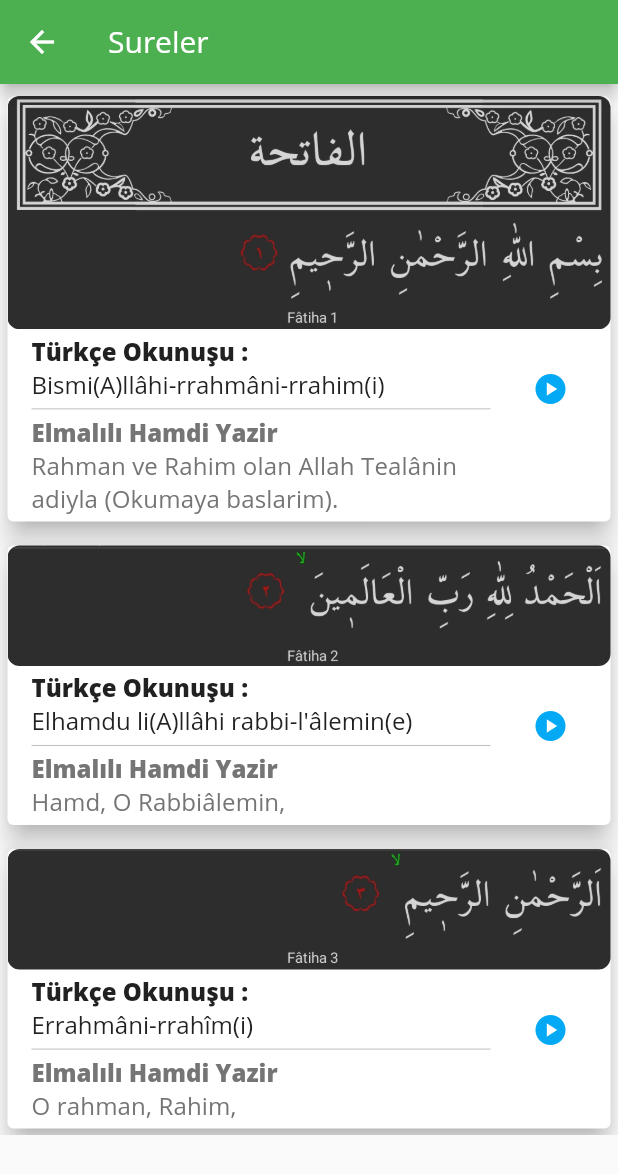
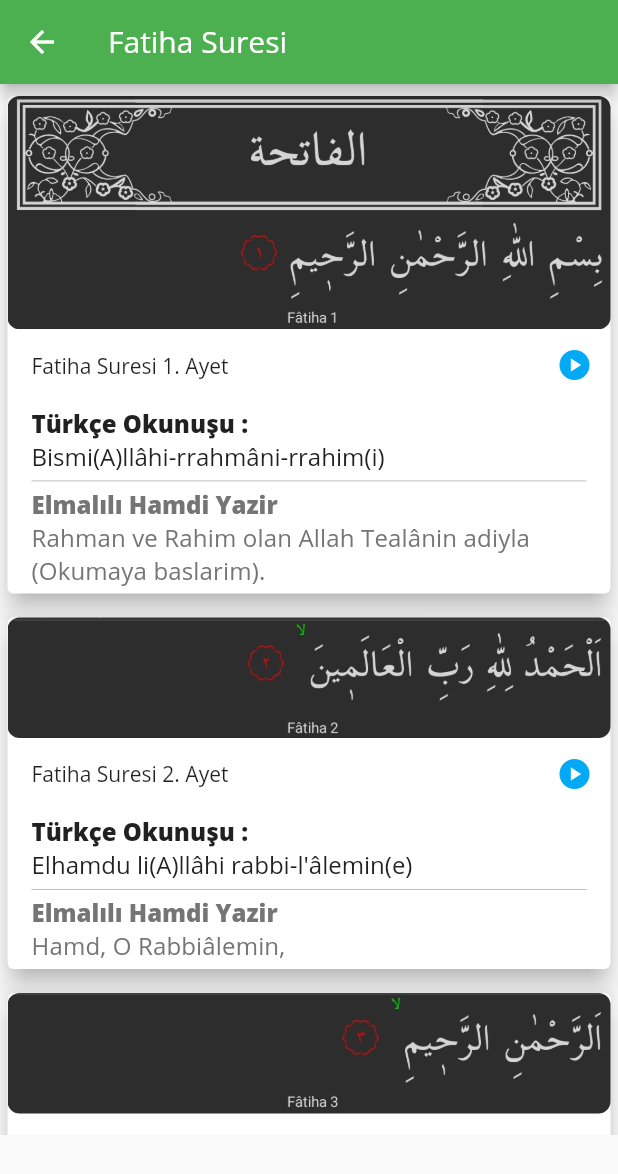
Before and after one commit to gurkay/kuranikerim, a Flutter app: the screen it shows after launch, after a tap on "Fatiha Suresi", on a phone screen of 412 x 824 dp. Shown: the top 1174 px of the screen. Run offline on Flutter 3.47's test engine with Material 2 defaults, Android fonts, the phone set to English and light mode, and no system bars; our stand-ins replace just_audio, rxdart; missing offline and left inert: audio_session.

Commit message:
new codes

```diff
--- a/lib/models/model_meal.dart
+++ b/lib/models/model_meal.dart
@@ -109,7 +109,6 @@ List<ModelMeal> getModelMealList() {
   model.setVersesId(7);
   model.setMeal(
       'O kendilerine in\'am ettigin mesutlarin yoluna. Ne o gazap olunanların ne de sapkinlarin.');
-
   list.add(model);
 
   model = ModelMeal();
@@ -117,7 +116,9 @@ List<ModelMeal> getModelMealList() {
   model.setMealPersonId(1);
   model.setVersesId(8);
   model.setMeal('(Elm )Elif, lâm, mim.');
+
   list.add(model);
+
   model = ModelMeal();
   model.setMealId(9);
   model.setMealPersonId(1);
--- a/lib/screens/suras/components/widget_my_list.dart
+++ b/lib/screens/suras/components/widget_my_list.dart
@@ -70,9 +70,9 @@ class _WidgetMyListState extends State<WidgetMyList>
 
       _modelHafizlar = getModelHafizlar();
       _modelMealPerson = getModelMealPersons();
-      _modelMeal = getModelMealList();
+
       _modelPart = getModelParts();
-      _modelSound = getModelSoundList();
+
       _modelSuras = getModelSuras();
 
       final _findModelVerses = getModelVerses()
@@ -83,9 +83,12 @@ class _WidgetMyListState extends State<WidgetMyList>
         _modelSound.add(getModelSoundList()
             .where((item) => item.versesId == element.versesId)
             .first);
+
         _modelMeal.add(getModelMealList()
             .where((item) => item.versesId == element.versesId)
             .first);
+        print('screen_suras:::init:::element.versesId:::${element.versesId}');
+        print('screen_suras:::init:::_modelMeal:::${_modelMeal[0].meal}');
       }
 
       print('screen_suras:::init:::findModelVerses:::${_modelVerses.length}');
@@ -214,6 +217,29 @@ class _WidgetMyListState extends State<WidgetMyList>
                     ),
                   ],
                 ),
+                Container(
+                  margin: const EdgeInsets.only(left: 16),
+                  child: Row(
+                    mainAxisAlignment: MainAxisAlignment.spaceBetween,
+                    children: [
+                      Text(
+                          '${widget.modelSuras.surasName} ${_modelVerses[index].versesId}. Ayet'),
+                      IconButton(
+                        icon: _selected[index] == false
+                            ? const Icon(
+                                Icons.play_circle,
+                                color: cAccentColor,
+                              )
+                            : const CircularProgressIndicator(),
+                        onPressed: () {
+                          if (_selected[index] == false) {
+                            _timerStart(index);
+                          }
+                        },
+                      ),
+                    ],
+                  ),
+                ),
                 ListTile(
                   tileColor: _selected[index] ? Colors.green[100] : null,
                   title: Column(
@@ -228,19 +254,6 @@ class _WidgetMyListState extends State<WidgetMyList>
                         style: Theme.of(context).primaryTextTheme.headline2,
                       ),
                     ],
-                  ),
-                  trailing: IconButton(
-                    icon: _selected[index] == false
-                        ? const Icon(
-                            Icons.play_circle,
-                            color: cAccentColor,
-                          )
-                        : const CircularProgressIndicator(),
-                    onPressed: () {
-                      if (_selected[index] == false) {
-                        _timerStart(index);
-                      }
-                    },
                   ),
                   subtitle: Column(
                     crossAxisAlignment: CrossAxisAlignment.start,
--- a/lib/screens/suras/screen_suras.dart
+++ b/lib/screens/suras/screen_suras.dart
@@ -12,7 +12,7 @@ class ScreenSuras extends StatelessWidget {
   Widget build(BuildContext context) {
     return Scaffold(
       appBar: AppBar(
-        title: Text('Sureler'),
+        title: Text('${modelSuras.surasName}'),
       ),
       body: WidgetMyList(modelSuras: modelSuras),
     );
```
